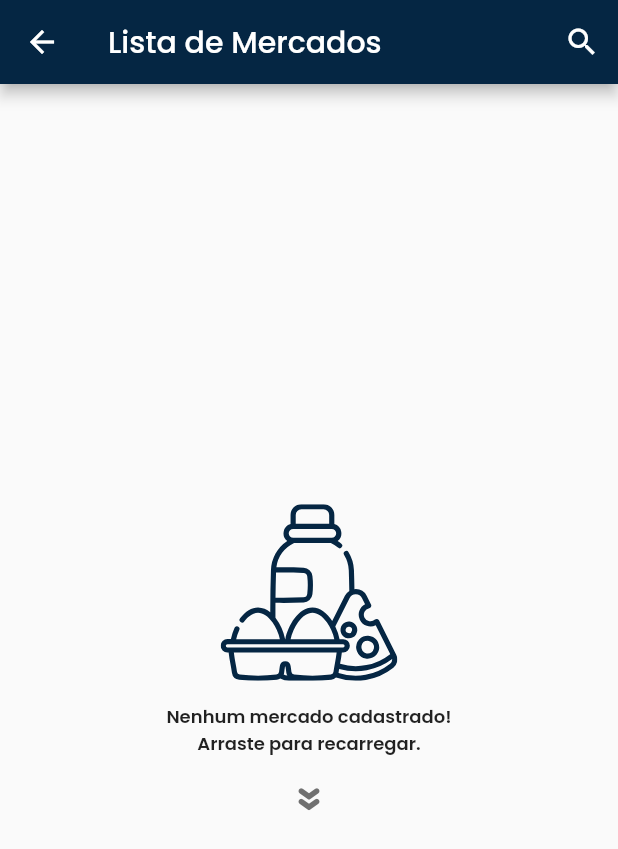
After one commit to Gutomz/Emptio_APP, a Flutter app: the HomeView screen opened directly, after a tap on the "person" icon, after a tap on "Lista de Mercados", on a phone screen of 412 x 824 dp. The commit adds this screen. Shown: the top 849 px of the screen. Run offline on Flutter 3.47's test engine with Material 2 defaults, Android fonts, the phone set to English and light mode, and no system bars; our stand-ins replace animated_bottom_navigation_bar, badges, connectivity_plus, firebase_core, flutter_masked_text2, flutter_mobx and 9 more; missing offline and left inert: mime_type; accounts and stored records are empty; generated files the repository leaves out were written again.

Commit message:
Markets List View

```diff
--- a/lib/common/widgets/main_drawer.widget.dart
+++ b/lib/common/widgets/main_drawer.widget.dart
@@ -4,6 +4,7 @@ import 'package:emptio/stores/auth.store.dart';
 import 'package:emptio/stores/connectivity.store.dart';
 import 'package:emptio/views/configurations/configurations.view.dart';
 import 'package:emptio/views/login/login.view.dart';
+import 'package:emptio/views/markets_list/markets_list.view.dart';
 import 'package:emptio/views/notifications/notifications.view.dart';
 import 'package:emptio/views/products_list/products_list.view.dart';
 import 'package:emptio/views/profile/profile.view.dart';
@@ -106,14 +107,14 @@ class MainDrawerActionList extends StatelessWidget {
                 ),
               if (!_authStore.isLogged)
                 _buildTile(
-                  onTap: () {/* TODO - list markets */},
-                  title: "Mercados",
+                  onTap: () => _navigateToMarketsListView(context),
+                  title: "Lista de Mercados",
                   icon: Icons.store_outlined,
                 ),
               if (!_authStore.isLogged)
                 _buildTile(
                   onTap: () => _navigateToProductsListView(context),
-                  title: "Produtos",
+                  title: "Lista de Produtos",
                   icon: Icons.fastfood_outlined,
                 ),
               _buildTile(
@@ -167,6 +168,12 @@ class MainDrawerActionList extends StatelessWidget {
   void _navigateToProductsListView(BuildContext context) {
     Navigator.of(context).push(MaterialPageRoute(
       builder: (context) => ProductsListView(),
+    ));
+  }
+
+  void _navigateToMarketsListView(BuildContext context) {
+    Navigator.of(context).push(MaterialPageRoute(
+      builder: (context) => MarketsListView(),
     ));
   }
 }
--- /dev/null
+++ b/lib/views/markets_list/markets_list.view.dart
@@ -0,0 +1,197 @@
+import 'package:emptio/common/widgets/dismissible_background.widget.dart';
+import 'package:emptio/common/widgets/empty_placeholder.widget.dart';
+import 'package:emptio/common/widgets/error_placeholder.widget.dart';
+import 'package:emptio/common/widgets/image_builder.widget.dart';
+import 'package:emptio/common/widgets/search_dialog.widget.dart';
+import 'package:emptio/common/widgets/simple_confirm_dialog.widget.dart';
+import 'package:emptio/common/widgets/subtitle_item.widget.dart';
+import 'package:emptio/core/app_assets.dart';
+import 'package:emptio/core/app_colors.dart';
+import 'package:emptio/models/market.model.dart';
+import 'package:emptio/models/product.model.dart';
+import 'package:emptio/views/market_details/market_details.view.dart';
+import 'package:emptio/views/markets_list/store/markets_list.store.dart';
+import 'package:flutter/material.dart';
+import 'package:flutter_mobx/flutter_mobx.dart';
+
+class MarketsListView extends StatelessWidget {
+  final MarketsListStore _store = MarketsListStore();
+
+  MarketsListView({Key? key}) : super(key: key);
+
+  Future<void> openSearch(BuildContext context) async {
+    final search = await showDialog<String?>(
+      context: context,
+      builder: (context) => SearchDialog(currentSearch: _store.search),
+    );
+
+    if (search != null) {
+      _store.setSearch(search);
+    }
+  }
+
+  @override
+  Widget build(BuildContext context) {
+    return Scaffold(
+      appBar: AppBar(
+        title: GestureDetector(
+          onTap: () => openSearch(context),
+          child: LayoutBuilder(
+            builder: (context, constraints) => SizedBox(
+              width: constraints.biggest.width,
+              child: Observer(builder: (_) {
+                return Text(
+                  _store.search.isNotEmpty
+                      ? _store.search
+                      : "Lista de Mercados",
+                );
+              }),
+            ),
+          ),
+        ),
+        actions: [
+          Observer(builder: (_) {
+            if (_store.search.isNotEmpty) {
+              return IconButton(
+                onPressed: () => _store.setSearch(""),
+                icon: Icon(Icons.close),
+              );
+            }
+
+            return IconButton(
+              onPressed: () => openSearch(context),
+              icon: Icon(Icons.search),
+            );
+          }),
+        ],
+      ),
+      body: Observer(builder: (context) {
+        if (_store.firstLoading) {
+          return Center(
+            child: CircularProgressIndicator(
+              color: AppColors.orange,
+              strokeWidth: 2,
+            ),
+          );
+        }
+
+        if (_store.hasError) {
+          return Center(
+            child: ErrorPlaceholder(
+              error: _store.error,
+              retry: _store.reset,
+            ),
+          );
+        }
+
+        return RefreshIndicator(
+          backgroundColor: AppColors.lightBlue,
+          color: Colors.white,
+          onRefresh: _store.reset,
+          child: _store.list.isEmpty
+              ? Center(
+                  child: SingleChildScrollView(
+                    physics: AlwaysScrollableScrollPhysics(),
+                    child: Center(
+                      child: EmptyPlaceholder(
+                        title: "Nenhum mercado cadastrado!",
+                        subTitle: "Arraste para recarregar.",
+                        asset: AppAssets.svgIcPurchaseItemsEmpty,
+                      ),
+                    ),
+                  ),
+                )
+              : ListView.separated(
+                  itemCount: _store.listCount,
+                  separatorBuilder: (context, index) => Divider(
+                    height: 1,
+                    color: AppColors.lightGrey,
+                  ),
+                  itemBuilder: (context, index) {
+                    if (index < _store.list.length) {
+                      final market = _store.list[index];
+
+                      return Dismissible(
+                        key: Key(market.sId),
+                        onDismissed: (direction) =>
+                            _store.deleteMarket(market.sId),
+                        confirmDismiss: (direction) =>
+                            _confirmDismiss(context, direction, market),
+                        direction: DismissDirection.endToStart,
+                        background: DismissibleBackground(
+                          title: "Excluir",
+                          icon: Icons.delete_forever_rounded,
+                          color: AppColors.red,
+                          secondary: true,
+                        ),
+                        child: ListTile(
+                          onTap: () =>
+                              _navigateToMarketDetails(context, market),
+                          contentPadding: EdgeInsets.symmetric(
+                              horizontal: 16, vertical: 10),
+                          leading: SizedBox(
+                            child: ImageBuilder.fromString(
+                              market.image,
+                              size: 60,
+                              iconSize: 22,
+                            ),
+                          ),
+                          title: Text(
+                            market.name,
+                            style: TextStyle(
+                              color: AppColors.blue,
+                              fontWeight: FontWeight.w600,
+                            ),
+                          ),
+                          subtitle: Column(
+                            children: [
+                              SizedBox(height: 10),
+                              SubtitleItem(
+                                icon: Icons.location_on_outlined,
+                                text: market.address,
+                                canWrap: true,
+                              ),
+                            ],
+                          ),
+                        ),
+                      );
+                    }
+
+                    _store.loadNextPage();
+                    return SizedBox(
+                      height: 5,
+                      child: LinearProgressIndicator(
+                        valueColor:
+                            AlwaysStoppedAnimation(AppColors.darkOrange),
+                      ),
+                    );
+                  },
+                ),
+        );
+      }),
+    );
+  }
+
+  Future<bool> _confirmDismiss(BuildContext context, DismissDirection direction,
+      MarketModel model) async {
+    final response = await showDialog(
+      context: context,
+      builder: (context) => SimpleConfirmDialog(
+        title: "Excluir mercado?",
+        content: "Tem certeza que deseja excluir este mercado? (${model.name})",
+        acceptText: "excluir",
+        rejectText: "cancelar",
+      ),
+    );
+
+    return response != null && response == true;
+  }
+
+  void _navigateToMarketDetails(BuildContext context, MarketModel model) {
+    Navigator.push<ProductModel>(
+      context,
+      MaterialPageRoute(
+          builder: (context) => MarketDetailsView(sId: model.sId)),
+    );
+  }
+}
--- /dev/null
+++ b/lib/views/markets_list/store/markets_list.store.dart
@@ -0,0 +1,98 @@
+import 'package:emptio/models/market.model.dart';
+import 'package:emptio/repositories/market.repository.dart';
+import 'package:emptio/view-models/market_filter.view-model.dart';
+import 'package:mobx/mobx.dart';
+part 'markets_list.store.g.dart';
+
+class MarketsListStore = _MarketsListStoreBase with _$MarketsListStore;
+
+abstract class _MarketsListStoreBase with Store {
+  _MarketsListStoreBase() {
+    autorun((_) async {
+      setLoading(true);
+
+      final filter = MarketFilterViewModel(
+        search: search,
+        skip: skip,
+      );
+
+      await load(filter);
+      setLoading(false);
+    });
+  }
+
+  ObservableList<MarketModel> list = ObservableList();
+
+  @observable
+  String search = "";
+
+  @observable
+  int skip = 0;
+
+  @observable
+  bool reachedEnd = false;
+
+  @observable
+  bool loading = false;
+
+  @observable
+  String error = "";
+
+  @action
+  // ignore: avoid_positional_boolean_parameters
+  void setLoading(bool _value) => loading = _value;
+
+  @action
+  void setSearch(String _value) => search = _value;
+
+  @action
+  Future<void> load(MarketFilterViewModel filter) async {
+    try {
+      final data = await MarketRepository().get(filter);
+
+      if (filter.skip == 0) {
+        list.clear();
+      }
+
+      if (data.length < filter.limit) {
+        reachedEnd = true;
+      }
+
+      error = "";
+      list.addAll(data);
+    } on String catch (_error) {
+      error = _error;
+    }
+  }
+
+  @action
+  void loadNextPage() {
+    skip = list.length;
+  }
+
+  @action
+  Future<void> reset() async {
+    list.clear();
+    skip = 0;
+    reachedEnd = false;
+  }
+
+  @action
+  Future<void> deleteMarket(String sId) async {
+    try {
+      list.removeWhere((element) => element.sId.contains(sId));
+      // await MarketRepository().delete(sId);
+    } on String catch (_error) {
+      error = _error;
+    }
+  }
+
+  @computed
+  bool get hasError => error.isNotEmpty;
+
+  @computed
+  int get listCount => reachedEnd ? list.length : list.length + 1;
+
+  @computed
+  bool get firstLoading => loading && list.isEmpty;
+}
```
Also changed, not shown: lib/views/markets_list/store/markets_list.store.g.dart (added).
